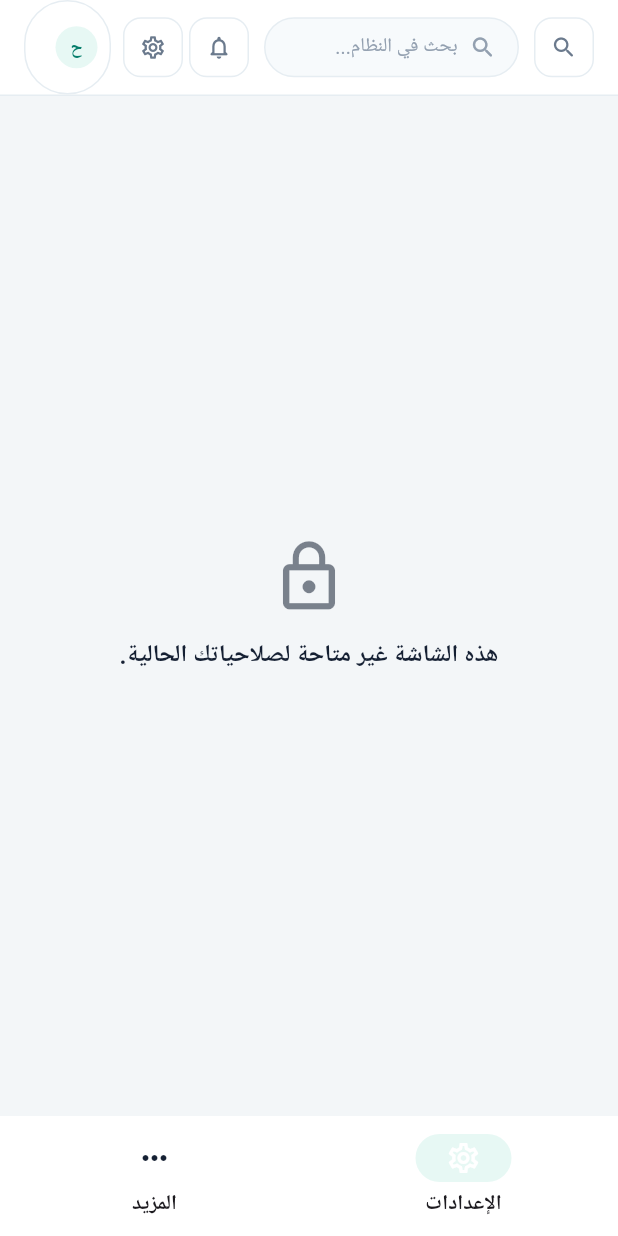
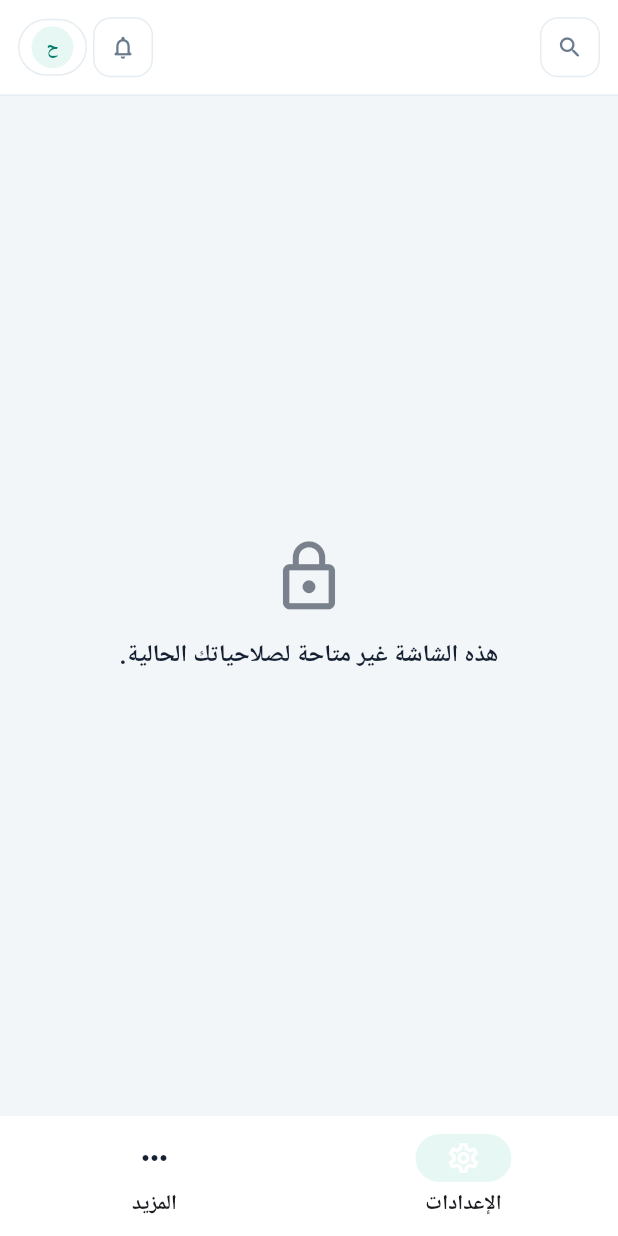
Before and after one commit to itzhaso1/aihasan2001, a Flutter app: the DashboardScreen screen opened by its route, after a tap on the "search" icon, after a tap on the "notifications none" icon, on a phone screen of 412 x 824 dp. Run offline on Flutter 3.47's test engine with Material 3 defaults, Android fonts, the phone set to English and light mode, and no system bars; our stand-ins replace audioplayers, cached_network_image, dio, drift, equatable, file_picker and 11 more; missing offline and left inert: cryptography, dart:html; accounts and stored records are empty; generated files the repository leaves out were written again; network calls fail; Roboto replaces fonts that are missing (Cairo).

Commit message:
Polish Finance Flutter chrome after visual QA and add rebuild report.
Keep apply/reset filters visible, compact the mobile header, close
form-section gaps, capture layout screenshots, and document remaining
Laravel payroll-amount limits.

Co-authored-by: itzhaso1 <itzhaso1@users.noreply.github.com>

```diff
--- a/apps/hasim_finance/lib/core/layout/finance_chrome.dart
+++ b/apps/hasim_finance/lib/core/layout/finance_chrome.dart
@@ -62,9 +62,31 @@ class FinancePageHeader extends StatelessWidget {
   Widget build(BuildContext context) {
     final theme = Theme.of(context);
     final canPop = showBack && Navigator.of(context).canPop();
+    final stacked = MediaQuery.sizeOf(context).width < 720;
+    final titleBlock = Column(
+      crossAxisAlignment: CrossAxisAlignment.start,
+      children: [
+        Text(
+          title,
+          maxLines: 1,
+          overflow: TextOverflow.ellipsis,
+          style: theme.textTheme.headlineSmall?.copyWith(fontWeight: FontWeight.w800, fontSize: stacked ? 20 : 24),
+        ),
+        if (subtitle != null && subtitle!.isNotEmpty)
+          Padding(
+            padding: const EdgeInsets.only(top: 2),
+            child: Text(subtitle!, maxLines: 2, overflow: TextOverflow.ellipsis, style: theme.textTheme.bodySmall),
+          ),
+      ],
+    );
+    final actionRow = Wrap(spacing: 8, runSpacing: 8, crossAxisAlignment: WrapCrossAlignment.center, children: actions);
     return Padding(
       padding: const EdgeInsets.fromLTRB(20, 8, 20, 4),
-      child: Row(
+      child: stacked
+          ? Column(
+              crossAxisAlignment: CrossAxisAlignment.stretch,
+              children: [
+                Row(
                   children: [
                     if (canPop) ...[
                       IconButton(
@@ -73,20 +95,26 @@ class FinancePageHeader extends StatelessWidget {
                       ),
                       const SizedBox(width: 4),
                     ],
-          Expanded(
-            child: Column(
-              crossAxisAlignment: CrossAxisAlignment.start,
-              children: [
-                Text(title, style: theme.textTheme.headlineSmall?.copyWith(fontWeight: FontWeight.w800, fontSize: 24)),
-                if (subtitle != null && subtitle!.isNotEmpty)
-                  Padding(
-                    padding: const EdgeInsets.only(top: 2),
-                    child: Text(subtitle!, style: theme.textTheme.bodySmall),
-                  ),
+                    Expanded(child: titleBlock),
                   ],
                 ),
+                if (actions.isNotEmpty) ...[
+                  const SizedBox(height: 8),
+                  actionRow,
+                ],
+              ],
+            )
+          : Row(
+              children: [
+                if (canPop) ...[
+                  IconButton(
+                    onPressed: () => Navigator.of(context).maybePop(),
+                    icon: const Icon(Icons.arrow_back, size: 20),
                   ),
-          Wrap(spacing: 8, runSpacing: 8, crossAxisAlignment: WrapCrossAlignment.center, children: actions),
+                  const SizedBox(width: 4),
+                ],
+                Expanded(child: titleBlock),
+                actionRow,
               ],
             ),
     );
@@ -107,17 +135,40 @@ class FinanceFilterBar extends StatelessWidget {
 
   @override
   Widget build(BuildContext context) {
+    final stacked = MediaQuery.sizeOf(context).width < 720;
+    final filters = SingleChildScrollView(
+      scrollDirection: Axis.horizontal,
+      child: Row(
+        children: [
+          for (var i = 0; i < children.length; i++) ...[
+            if (i > 0) const SizedBox(width: 10),
+            children[i],
+          ],
+        ],
+      ),
+    );
     return Container(
       margin: margin,
-      padding: const EdgeInsets.all(12),
+      padding: const EdgeInsets.symmetric(horizontal: 12, vertical: 10),
       decoration: FinanceTokens.card(radius: FinanceTokens.radiusLg),
-      child: Wrap(
-        spacing: 10,
-        runSpacing: 10,
-        crossAxisAlignment: WrapCrossAlignment.center,
+      child: stacked
+          ? Column(
+              crossAxisAlignment: CrossAxisAlignment.stretch,
               children: [
-          ...children,
-          ?trailing,
+                filters,
+                if (trailing != null) ...[
+                  const SizedBox(height: 10),
+                  trailing!,
+                ],
+              ],
+            )
+          : Row(
+              children: [
+                Expanded(child: filters),
+                if (trailing != null) ...[
+                  const SizedBox(width: 10),
+                  trailing!,
+                ],
               ],
             ),
     );
--- a/apps/hasim_finance/lib/core/layout/finance_layout.dart
+++ b/apps/hasim_finance/lib/core/layout/finance_layout.dart
@@ -46,7 +46,9 @@ class FormSection extends StatelessWidget {
   @override
   Widget build(BuildContext context) {
     final theme = Theme.of(context);
-    return Material(
+    return Padding(
+      padding: const EdgeInsets.only(bottom: 12),
+      child: Material(
       color: FinanceTokens.surface,
       shadowColor: const Color(0xFF152033).withValues(alpha: 0.06),
       elevation: 0,
@@ -68,6 +70,7 @@ class FormSection extends StatelessWidget {
             child,
           ],
         ),
+      ),
       ),
     );
   }
--- a/apps/hasim_finance/lib/core/routing/finance_shell.dart
+++ b/apps/hasim_finance/lib/core/routing/finance_shell.dart
@@ -169,16 +169,18 @@ class FinanceShell extends ConsumerWidget {
       ),
     );
 
+    final compact = MediaQuery.sizeOf(context).width < 720;
     final header = Container(
       height: FinanceTokens.headerHeight,
       decoration: const BoxDecoration(
         color: FinanceTokens.header,
         border: Border(bottom: BorderSide(color: FinanceTokens.border)),
       ),
-      padding: const EdgeInsets.symmetric(horizontal: 16),
+      padding: const EdgeInsets.symmetric(horizontal: 12),
       child: Row(
         children: [
           _HeaderIconButton(icon: Icons.search_rounded, onPressed: () => context.go('/search'), tooltip: l.globalSearch),
+          if (!compact) ...[
             const SizedBox(width: 10),
             Expanded(
               child: ConstrainedBox(
@@ -205,14 +207,19 @@ class FinanceShell extends ConsumerWidget {
                 ),
               ),
             ),
-          const SizedBox(width: 10),
+          ] else
+            const Spacer(),
+          const SizedBox(width: 8),
           _HeaderIconButton(icon: Icons.notifications_none_rounded, onPressed: () => context.go('/alerts'), tooltip: l.alerts),
           const SizedBox(width: 4),
+          if (!compact) ...[
             _HeaderIconButton(icon: Icons.settings_outlined, onPressed: () => context.go('/settings'), tooltip: l.settings),
             const SizedBox(width: 8),
+          ],
           _UserChip(
             name: auth.user?.name ?? '',
             workspace: auth.workspace?.name ?? '',
+            compact: compact,
             onPressed: () => context.go('/settings'),
           ),
         ],
@@ -363,11 +370,12 @@ class _HeaderIconButton extends StatelessWidget {
 }
 
 class _UserChip extends StatelessWidget {
-  const _UserChip({required this.name, required this.workspace, required this.onPressed});
+  const _UserChip({required this.name, required this.workspace, required this.onPressed, this.compact = false});
 
   final String name;
   final String workspace;
   final VoidCallback onPressed;
+  final bool compact;
 
   @override
   Widget build(BuildContext context) {
@@ -390,6 +398,7 @@ class _UserChip extends StatelessWidget {
                 style: const TextStyle(fontWeight: FontWeight.w800, color: FinanceTokens.brandDark, fontSize: 12),
               ),
             ),
+            if (!compact) ...[
               const SizedBox(width: 8),
               Column(
                 crossAxisAlignment: CrossAxisAlignment.start,
@@ -401,6 +410,7 @@ class _UserChip extends StatelessWidget {
               ),
               const SizedBox(width: 4),
             ],
+          ],
         ),
       ),
     );
--- a/apps/hasim_finance/lib/features/dashboard/dashboard_screen.dart
+++ b/apps/hasim_finance/lib/features/dashboard/dashboard_screen.dart
@@ -5,9 +5,7 @@ import 'package:flutter_riverpod/flutter_riverpod.dart';
 import 'package:go_router/go_router.dart';
 import 'package:hasim_finance/core/auth/auth_controller.dart';
 import 'package:hasim_finance/core/layout/finance_charts.dart';
-import 'package:hasim_finance/core/layout/finance_chrome.dart';
 import 'package:hasim_finance/core/layout/finance_layout.dart';
-import 'package:hasim_finance/core/layout/kpi_card.dart';
 import 'package:hasim_finance/core/models/models.dart';
 import 'package:hasim_finance/core/network/api_exception.dart';
 import 'package:hasim_finance/core/providers/catalog_provider.dart';
@@ -132,6 +130,18 @@ class _DashboardScreenState extends ConsumerState<DashboardScreen> {
                     children: [
                       FinanceFilterBar(
                         margin: const EdgeInsets.only(bottom: 12),
+                        trailing: Wrap(
+                          spacing: 8,
+                          runSpacing: 8,
+                          children: [
+                            FilledButton.icon(
+                              onPressed: _load,
+                              icon: const Icon(Icons.filter_alt_rounded, size: 16),
+                              label: Text(l.applyFilters),
+                            ),
+                            OutlinedButton(onPressed: _resetFilters, child: Text(l.resetFilters)),
+                          ],
+                        ),
                         children: [
                           SizedBox(
                             width: 140,
@@ -207,12 +217,6 @@ class _DashboardScreenState extends ConsumerState<DashboardScreen> {
                               onChanged: (value) => setState(() => _paymentMethod = value),
                             ),
                           ),
-                          FilledButton.icon(
-                            onPressed: _load,
-                            icon: const Icon(Icons.filter_alt_rounded, size: 16),
-                            label: Text(l.applyFilters),
-                          ),
-                          OutlinedButton(onPressed: _resetFilters, child: Text(l.resetFilters)),
                         ],
                       ),
                       _heroRow(l),
--- a/apps/hasim_finance/lib/features/people/people_screens.dart
+++ b/apps/hasim_finance/lib/features/people/people_screens.dart
@@ -2,9 +2,7 @@ import 'package:flutter/material.dart';
 import 'package:flutter_riverpod/flutter_riverpod.dart';
 import 'package:go_router/go_router.dart';
 import 'package:hasim_finance/core/auth/auth_controller.dart';
-import 'package:hasim_finance/core/layout/finance_chrome.dart';
 import 'package:hasim_finance/core/layout/finance_layout.dart';
-import 'package:hasim_finance/core/layout/kpi_card.dart';
 import 'package:hasim_finance/core/models/models.dart';
 import 'package:hasim_finance/core/network/api_exception.dart';
 import 'package:hasim_finance/core/theme/finance_tokens.dart';
```
Also changed, not shown: apps/hasim_finance/lib/features/invoices/invoices_screens.dart (+6 -4 lines), 2 other files. Lines whose indentation alone changed are shown as unchanged.
